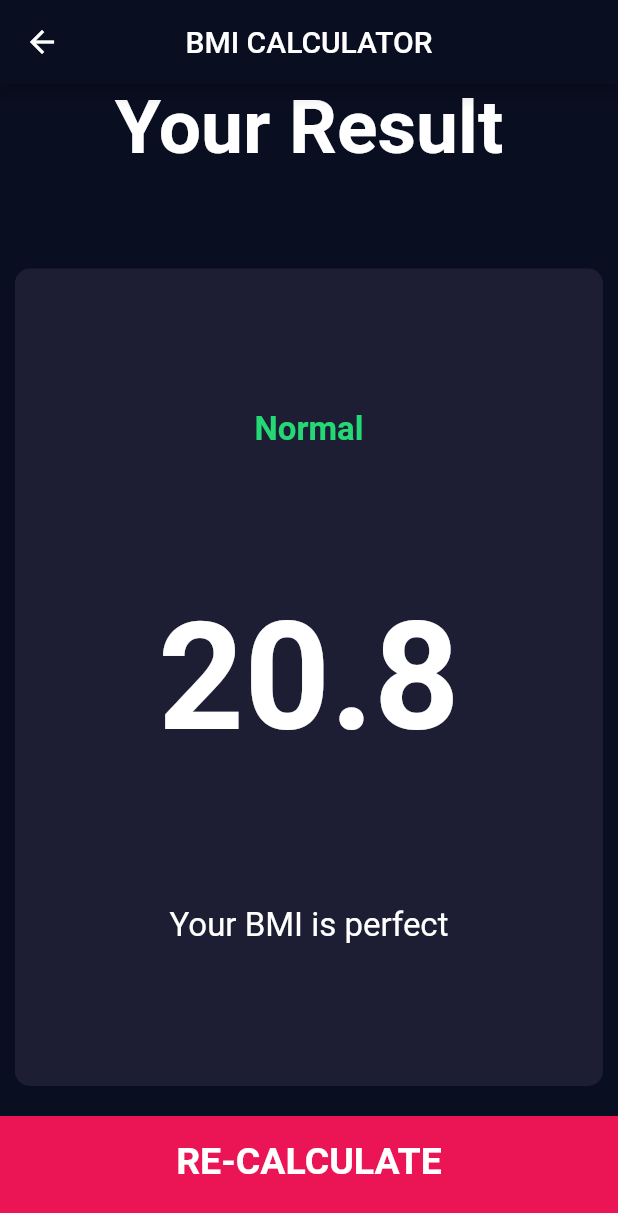
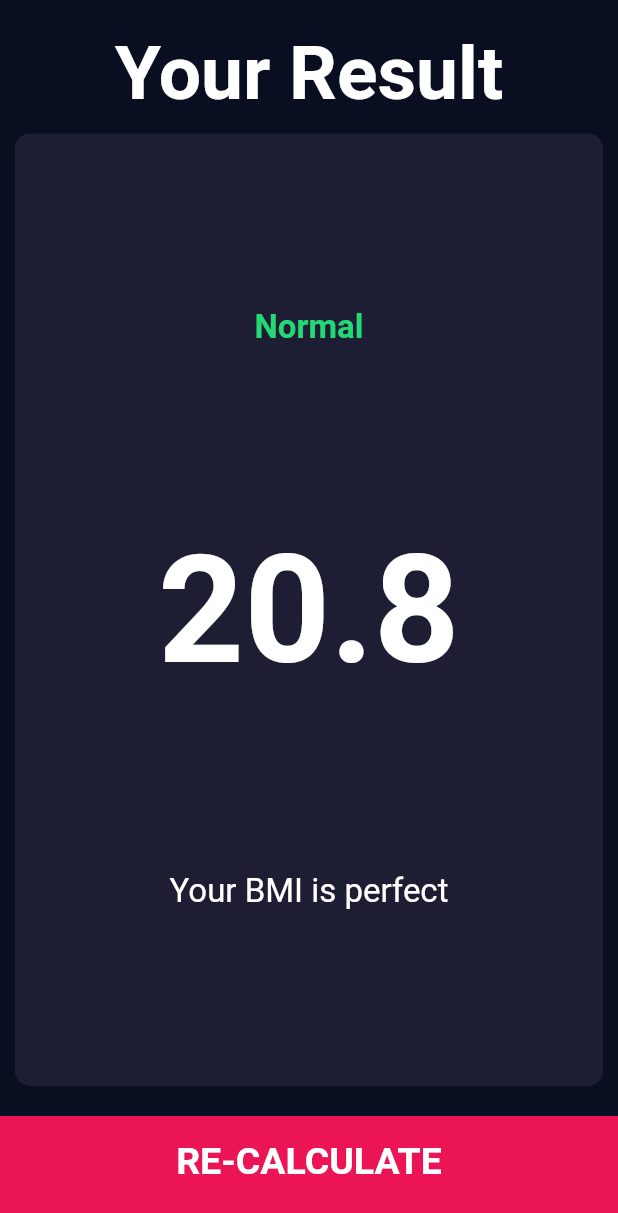
Before and after one commit to ahmedawwan/bmi-calculator, a Flutter app: the screen it shows after launch, after a tap on "CALCULATE", on a phone screen of 412 x 824 dp. Shown: the top 1213 px of the screen. Run offline on Flutter 3.47's test engine with Material 2 defaults, Android fonts, the phone set to English and light mode, and no system bars; our stand-ins replace font_awesome_flutter.

Commit message:
Appbar removed from result screen, and interpretation text changed.

```diff
--- a/lib/calculator_brain.dart
+++ b/lib/calculator_brain.dart
@@ -26,11 +26,11 @@ class CalculatorBrain {
 
   String getInterpretation() {
     if (_bmi > 25) {
-      return "You are overweight";
+      return "You are overweight, try to exercise more";
     } else if (_bmi > 18.5) {
       return "Your BMI is perfect";
     } else {
-      return "You are underweight";
+      return "You are underweight, eat more";
     }
   }
 }
--- a/lib/screens/result_screen.dart
+++ b/lib/screens/result_screen.dart
@@ -17,18 +17,16 @@ class ResultScreen extends StatelessWidget {
   @override
   Widget build(BuildContext context) {
     return Scaffold(
-      appBar: AppBar(
-        title: const Text('BMI CALCULATOR'),
-        centerTitle: true,
-        backgroundColor: kPrimaryColor,
-      ),
       body: Column(
         mainAxisAlignment: MainAxisAlignment.spaceEvenly,
         children: <Widget>[
-          const Expanded(
-            child: Text(
-              "Your Result",
-              style: kTitleTextStyle,
+          const Padding(
+            padding: EdgeInsets.only(top: 20.0),
+            child: Expanded(
+              child: Text(
+                "Your Result",
+                style: kTitleTextStyle,
+              ),
             ),
           ),
           Expanded(
```
